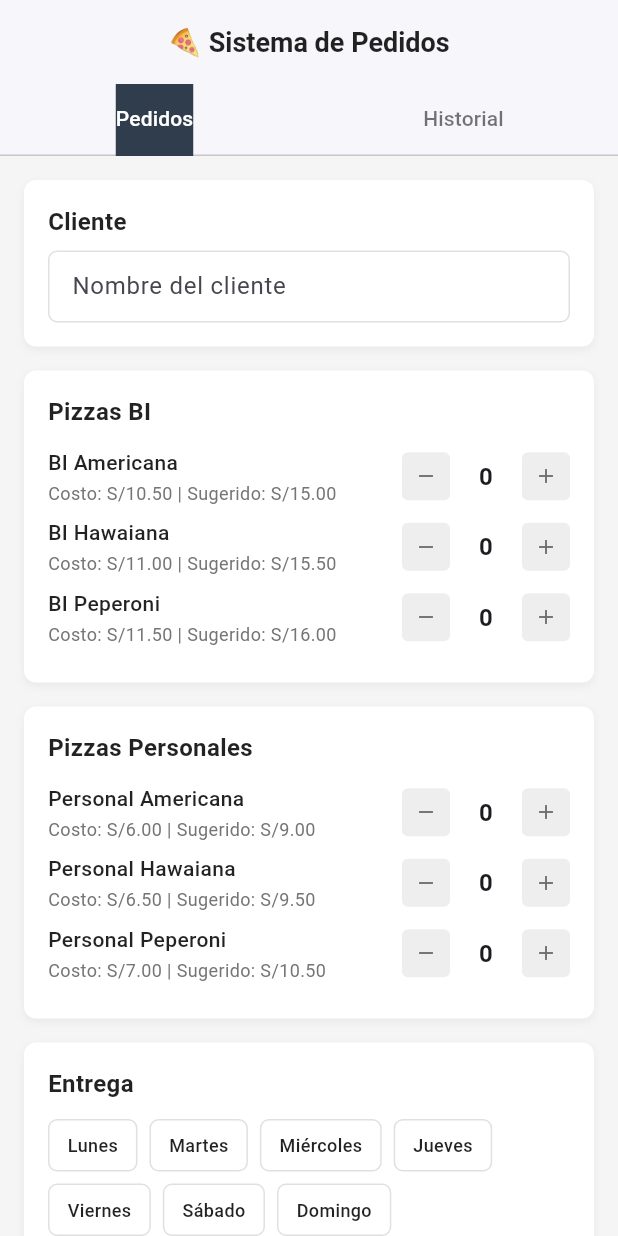
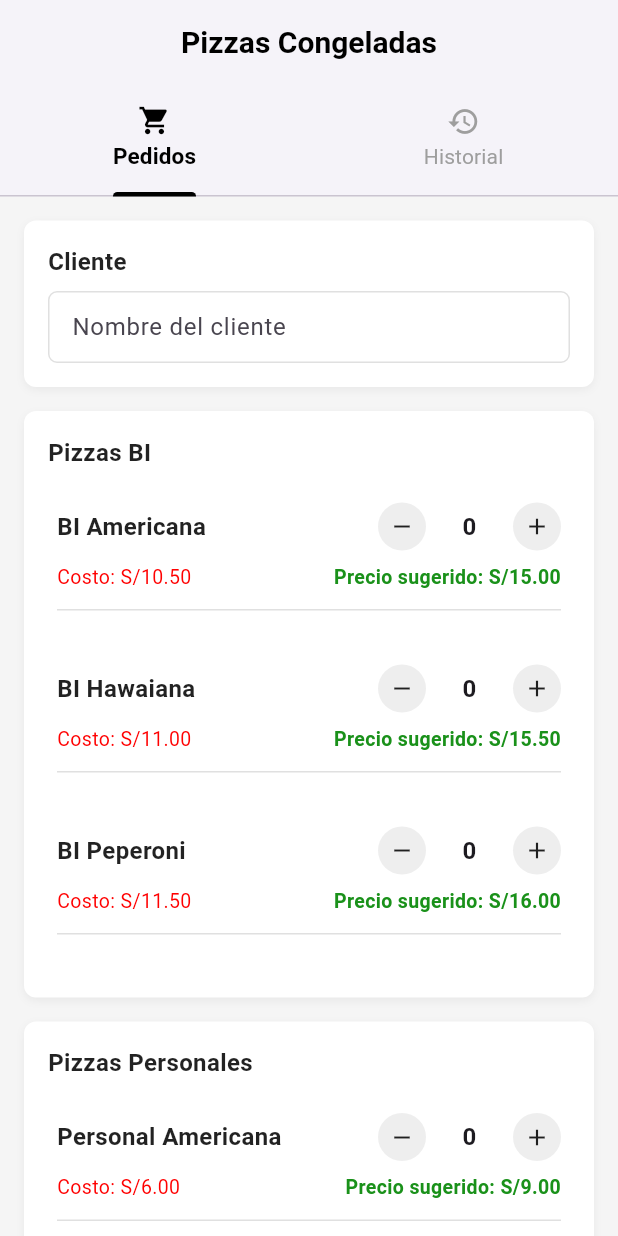
Before and after one commit to FabianFor/Documento, a Flutter app: the screen it shows after launch, on a phone screen of 412 x 824 dp. Run offline on Flutter 3.47's test engine with Material 3 defaults, Android fonts, the phone set to English and light mode, and no system bars; our stand-ins replace shared_preferences.

Commit message:
mensaje de cambios

```diff
--- a/lib/main.dart
+++ b/lib/main.dart
@@ -310,28 +310,39 @@ class _PizzaOrderScreenState extends State<PizzaOrderScreen>
     return Scaffold(
       backgroundColor: Color(0xFFf5f5f5),
 appBar: AppBar(
+  backgroundColor: Colors.white,
+  elevation: 2,
+  centerTitle: true,
   title: Text(
-          '🍕 Sistema de Pedidos',
-          style: TextStyle(fontSize: 18, fontWeight: FontWeight.w600),
+    'Pizzas Congeladas',
+    style: TextStyle(
+      fontSize: 20,
+      fontWeight: FontWeight.bold,
+      color: const Color.fromARGB(255, 0, 0, 0),
     ),
-        centerTitle: true,
-        backgroundColor: Colors.white,
-        foregroundColor: Colors.black87,
-        elevation: 1,
+  ),
   bottom: TabBar(
     controller: _tabController,
-          labelColor: Colors.white,
-          unselectedLabelColor: Colors.black54,
-          indicator: BoxDecoration(
-            color: Color(0xFF2f3d4c),
-            borderRadius: BorderRadius.zero,
+    labelColor: const Color.fromARGB(255, 0, 0, 0),
+    unselectedLabelColor: Colors.grey[500],
+    indicatorColor: const Color.fromARGB(255, 0, 0, 0),
+    indicatorWeight: 3,
+    indicatorSize: TabBarIndicatorSize.label,
+    labelStyle: TextStyle(fontSize: 15, fontWeight: FontWeight.w600),
+    unselectedLabelStyle: TextStyle(fontSize: 14, fontWeight: FontWeight.w400),
+    tabs: [
+      Tab(
+        icon: Icon(Icons.shopping_cart, size: 22),
+        text: 'Pedidos',
       ),
-          tabs: [
-            Tab(text: 'Pedidos'),
-            Tab(text: 'Historial'),
+      Tab(
+        icon: Icon(Icons.history, size: 22),
+        text: 'Historial',
+      ),
     ],
   ),
 ),
+
       body: TabBarView(
         controller: _tabController,
         children: [
@@ -556,78 +567,95 @@ class _PizzaOrderScreenState extends State<PizzaOrderScreen>
     final name = pizzaNames[pizzaKey] ?? '';
 
     return Container(
-        margin: EdgeInsets.only(bottom: 8),
-        child: Row(
-          children: [
-            Expanded(
+      margin: EdgeInsets.only(bottom: 16), // 🔹 más espacio entre ítems
+      padding: EdgeInsets.symmetric(vertical: 10, horizontal: 6),
       child: Column(
         crossAxisAlignment: CrossAxisAlignment.start,
         children: [
-                  Text(
+          // 🔹 Fila principal (nombre + cantidad)
+          Row(
+            mainAxisAlignment: MainAxisAlignment.spaceBetween,
+            children: [
+              Expanded(
+                child: Text(
                   name,
                   style: TextStyle(
-                      fontSize: 14,
-                      fontWeight: FontWeight.w500,
+                    fontSize: 16,
+                    fontWeight: FontWeight.w600,
                     color: Colors.black87,
                   ),
-                  ),
-                  SizedBox(height: 2),
-                  Text(
-                    'Costo: S/${cost.toStringAsFixed(2)} | Sugerido: S/${suggested.toStringAsFixed(2)}',
-                    style: TextStyle(
-                      fontSize: 12,
-                      color: Colors.grey[600],
-                    ),
-                  ),
-                ],
                 ),
               ),
               Row(
                 children: [
-                GestureDetector(
-                  onTap: () => _updateQuantity(pizzaKey, -1),
-                  child: Container(
-                    width: 32,
-                    height: 32,
-                    decoration: BoxDecoration(
-                      color: Colors.grey[200],
-                      borderRadius: BorderRadius.circular(4),
-                    ),
-                    child: Icon(Icons.remove, size: 16, color: Colors.black54),
-                  ),
-                ),
-                SizedBox(width: 12),
+                  _buildQuantityButton(Icons.remove, () => _updateQuantity(pizzaKey, -1)),
+                  SizedBox(width: 14),
                   Container(
-                  width: 24,
+                    width: 30,
+                    alignment: Alignment.center,
                     child: Text(
                       '${quantities[pizzaKey]}',
                       style: TextStyle(
                         fontSize: 16,
                         fontWeight: FontWeight.bold,
                       ),
-                    textAlign: TextAlign.center,
                     ),
                   ),
-                SizedBox(width: 12),
-                GestureDetector(
-                  onTap: () => _updateQuantity(pizzaKey, 1),
+                  SizedBox(width: 14),
+                  _buildQuantityButton(Icons.add, () => _updateQuantity(pizzaKey, 1)),
+                ],
+              ),
+            ],
+          ),
+
+          SizedBox(height: 8), // 🔹 más aire entre nombre y precios
+
+          // 🔹 Fila de precios
+          Row(
+            mainAxisAlignment: MainAxisAlignment.spaceBetween,
+            children: [
+              Text(
+                'Costo: S/${cost.toStringAsFixed(2)}',
+                style: TextStyle(
+                  fontSize: 13,
+                  color: const Color.fromARGB(255, 255, 0, 0),
+                ),
+              ),
+              Text(
+                'Precio sugerido: S/${suggested.toStringAsFixed(2)}',
+                style: TextStyle(
+                  fontSize: 13,
+                  fontWeight: FontWeight.w600,
+                  color: const Color.fromARGB(255, 26, 145, 26),
+                ),
+              ),
+            ],
+          ),
+          SizedBox(height: 12),
+          Divider(height: 1, color: Colors.grey[300]),
+        ],
+      ),
+    );
+  }).toList();
+}
+
+
+// Botón de + y -
+Widget _buildQuantityButton(IconData icon, VoidCallback onTap) {
+  return GestureDetector(
+    onTap: onTap,
     child: Container(
       width: 32,
       height: 32,
       decoration: BoxDecoration(
         color: Colors.grey[200],
-                      borderRadius: BorderRadius.circular(4),
+        shape: BoxShape.circle,
       ),
-                    child: Icon(Icons.add, size: 16, color: Colors.black54),
-                  ),
-                ),
-              ],
-            ),
-          ],
+      child: Icon(icon, size: 18, color: Colors.black87),
     ),
   );
-    }).toList();
 }
+
 
   Widget _buildHistoryTab() {
     return Column(
@@ -695,39 +723,39 @@ class _PizzaOrderScreenState extends State<PizzaOrderScreen>
 Widget _buildOrderItem(int index) {
   final order = orderHistory[index];
 
-    return Container(
+  // 🔹 Calcular totales
+  int totalPizzas = 0;
+  int totalPersonales = 0;
+
+  order.items.forEach((key, value) {
+    if (key.toLowerCase().contains("personal")) {
+      totalPersonales += value;
+    } else {
+      totalPizzas += value;
+    }
+  });
+
+  return Card(
+    shape: RoundedRectangleBorder(borderRadius: BorderRadius.circular(8)),
+    elevation: 2,
     margin: EdgeInsets.only(bottom: 12),
-      decoration: BoxDecoration(
-        color: Colors.white,
-        borderRadius: BorderRadius.circular(8),
-        boxShadow: [
-          BoxShadow(
-            color: Colors.black.withOpacity(0.05),
-            spreadRadius: 0,
-            blurRadius: 4,
-            offset: Offset(0, 2),
-          ),
-        ],
-      ),
     child: Padding(
-        padding: EdgeInsets.all(16),
+      padding: EdgeInsets.all(14),
       child: Column(
         crossAxisAlignment: CrossAxisAlignment.start,
         children: [
+          // 🔹 Fecha y Total
           Row(
             mainAxisAlignment: MainAxisAlignment.spaceBetween,
             children: [
               Text(
                 order.date.substring(0, 16),
-                  style: TextStyle(
-                    fontSize: 12,
-                    color: Colors.grey[600],
-                  ),
+                style: TextStyle(fontSize: 12, color: Colors.grey[600]),
               ),
               Text(
-                  'S/${order.total.toStringAsFixed(2)}',
+                'S/ ${order.total.toStringAsFixed(2)}',
                 style: TextStyle(
-                    fontSize: 16,
+                  fontSize: 15,
                   fontWeight: FontWeight.bold,
                   color: Colors.green[700],
                 ),
@@ -735,73 +763,89 @@ class _PizzaOrderScreenState extends State<PizzaOrderScreen>
             ],
           ),
           SizedBox(height: 8),
+
+          // 🔹 Cliente
           Text(
-              'Cliente: ${order.clientName}',
+            "Cliente: ${order.clientName}",
             style: TextStyle(
               fontSize: 14,
-                fontWeight: FontWeight.bold,
+              fontWeight: FontWeight.w600,
               color: Colors.black87,
             ),
           ),
           SizedBox(height: 4),
+
+          // 🔹 Entrega
           Text(
-              'Entrega: ${order.deliveryDay}',
-              style: TextStyle(fontSize: 12, color: Colors.black87),
+            "Entrega: ${order.deliveryDay}",
+            style: TextStyle(fontSize: 13, color: Colors.black87),
           ),
-            SizedBox(height: 8),
-            ...order.items.entries
+          SizedBox(height: 10),
+
+          // 🔹 Lista de productos
+          Column(
+            crossAxisAlignment: CrossAxisAlignment.start,
+            children: order.items.entries
                 .where((entry) => entry.value > 0)
                 .map((entry) {
               final pizzaName = pizzaNames[entry.key] ?? entry.key;
               return Text(
-                '$pizzaName: ${entry.value} unidades',
-                style: TextStyle(fontSize: 12, color: Colors.black87),
+                "• $pizzaName: ${entry.value} unid.",
+                style: TextStyle(fontSize: 13, color: Colors.black87),
               );
             }).toList(),
-            SizedBox(height: 4),
+          ),
+          Divider(height: 18),
+
+          // 🔹 Resumen Totales
+          Row(
+            mainAxisAlignment: MainAxisAlignment.spaceBetween,
+            children: [
+              Text("Total BI Pizzas: $totalPizzas",
+                  style: TextStyle(fontSize: 13, fontWeight: FontWeight.w500)),
+              Text("Total Personales: $totalPersonales",
+                  style: TextStyle(fontSize: 13, fontWeight: FontWeight.w500)),
+            ],
+          ),
+          SizedBox(height: 6),
+
+          // 🔹 Precio sugerido
           Text(
-              'Precio sugerido: S/${order.suggestedTotal.toStringAsFixed(2)}',
+            "Precio sugerido: S/ ${order.suggestedTotal.toStringAsFixed(2)}",
             style: TextStyle(
-                fontSize: 11,
-                color: Colors.grey[600],
+              fontSize: 13,
+              fontWeight: FontWeight.w600,
+              color: Colors.deepOrange,
             ),
           ),
           SizedBox(height: 12),
+
+          // 🔹 Botones
           Row(
             children: [
               Expanded(
-                  child: ElevatedButton(
+                child: OutlinedButton(
                   onPressed: () => _editOrder(index),
-                    style: ElevatedButton.styleFrom(
-                      backgroundColor: Colors.blue,
-                      foregroundColor: Colors.white,
-                      padding: EdgeInsets.symmetric(vertical: 8),
-                      shape: RoundedRectangleBorder(
-                        borderRadius: BorderRadius.circular(4),
+                  style: OutlinedButton.styleFrom(
+                    padding: EdgeInsets.symmetric(vertical: 10),
+                  ),
+                  child: Text("Editar",
+                      style: TextStyle(
+                          fontSize: 13, fontWeight: FontWeight.w600)),
                 ),
               ),
-                    child: Text(
-                      'Editar',
-                      style: TextStyle(fontSize: 12, fontWeight: FontWeight.bold),
-                    ),
-                  ),
-                ),
-                SizedBox(width: 8),
+              SizedBox(width: 10),
               Expanded(
                 child: ElevatedButton(
                   onPressed: () => _deleteOrder(index),
                   style: ElevatedButton.styleFrom(
-                      backgroundColor: Colors.red,
+                    backgroundColor: const Color.fromARGB(255, 255, 17, 0),
                     foregroundColor: Colors.white,
-                      padding: EdgeInsets.symmetric(vertical: 8),
-                      shape: RoundedRectangleBorder(
-                        borderRadius: BorderRadius.circular(4),
+                    padding: EdgeInsets.symmetric(vertical: 10),
                   ),
-                    ),
-                    child: Text(
-                      'Eliminar',
-                      style: TextStyle(fontSize: 12, fontWeight: FontWeight.bold),
-                    ),
+                  child: Text("Eliminar",
+                      style: TextStyle(
+                          fontSize: 13, fontWeight: FontWeight.w600)),
                 ),
               ),
             ],
```
Lines whose indentation alone changed are shown as unchanged.
